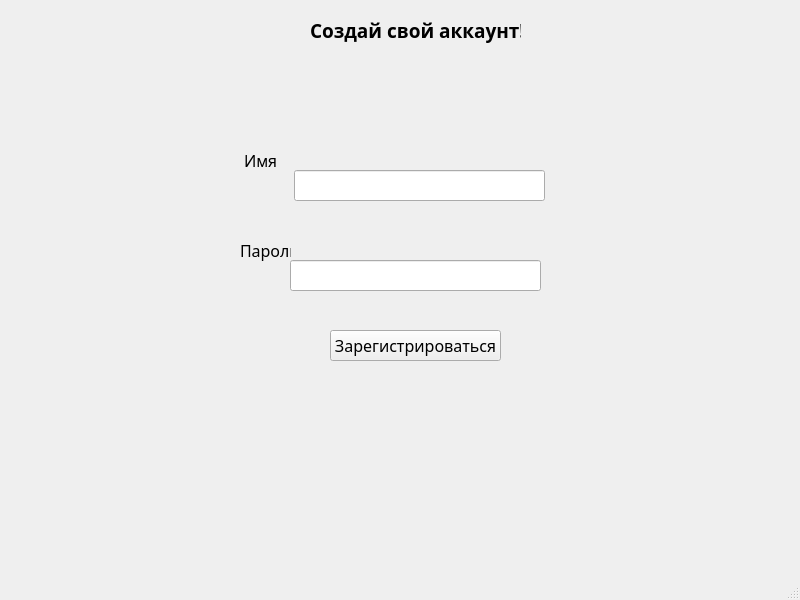
Above: reg.ui from Yorshik/ITMO-Tinkoff-project before the change. Below: the same form after it.
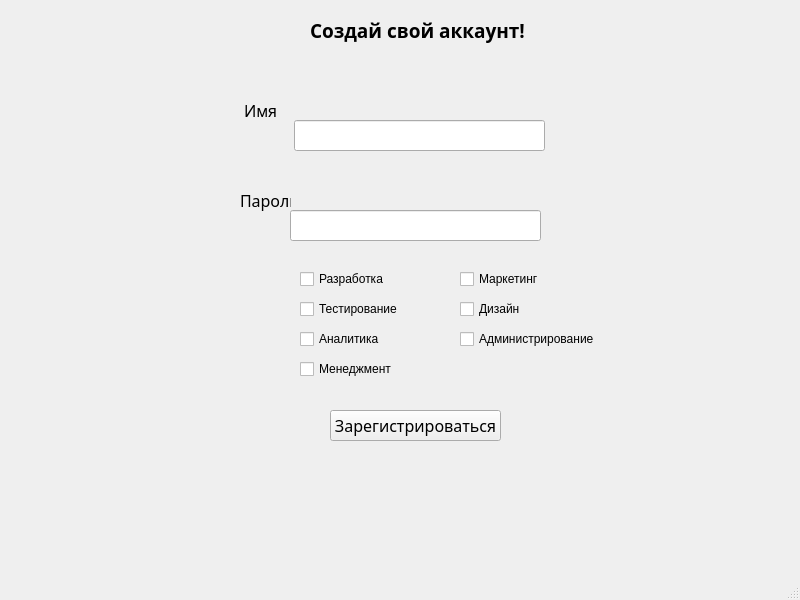
That is the form after the change.

Patch:
```diff
--- a/reg.ui
+++ b/reg.ui
@@ -19,7 +19,7 @@
      <rect>
       <x>310</x>
       <y>0</y>
-      <width>211</width>
+      <width>301</width>
       <height>61</height>
      </rect>
     </property>
@@ -39,7 +39,7 @@
     <property name="geometry">
      <rect>
       <x>294</x>
-      <y>170</y>
+      <y>120</y>
       <width>251</width>
       <height>31</height>
      </rect>
@@ -49,7 +49,7 @@
     <property name="geometry">
      <rect>
       <x>244</x>
-      <y>150</y>
+      <y>100</y>
       <width>51</width>
       <height>21</height>
      </rect>
@@ -68,7 +68,7 @@
     <property name="geometry">
      <rect>
       <x>290</x>
-      <y>260</y>
+      <y>210</y>
       <width>251</width>
       <height>31</height>
      </rect>
@@ -78,7 +78,7 @@
     <property name="geometry">
      <rect>
       <x>240</x>
-      <y>240</y>
+      <y>190</y>
       <width>51</width>
       <height>21</height>
      </rect>
@@ -97,7 +97,7 @@
     <property name="geometry">
      <rect>
       <x>330</x>
-      <y>330</y>
+      <y>410</y>
       <width>171</width>
       <height>31</height>
      </rect>
@@ -118,7 +118,7 @@
     <property name="geometry">
      <rect>
       <x>300</x>
-      <y>90</y>
+      <y>60</y>
       <width>231</width>
       <height>31</height>
      </rect>
@@ -135,6 +135,97 @@
      <string/>
     </property>
    </widget>
+   <widget class="QCheckBox" name="dev">
+    <property name="geometry">
+     <rect>
+      <x>300</x>
+      <y>270</y>
+      <width>101</width>
+      <height>18</height>
+     </rect>
+    </property>
+    <property name="text">
+     <string>Разработка</string>
+    </property>
+   </widget>
+   <widget class="QCheckBox" name="testing">
+    <property name="geometry">
+     <rect>
+      <x>300</x>
+      <y>300</y>
+      <width>111</width>
+      <height>18</height>
+     </rect>
+    </property>
+    <property name="text">
+     <string>Тестирование</string>
+    </property>
+   </widget>
+   <widget class="QCheckBox" name="analytics">
+    <property name="geometry">
+     <rect>
+      <x>300</x>
+      <y>330</y>
+      <width>111</width>
+      <height>18</height>
+     </rect>
+    </property>
+    <property name="text">
+     <string>Аналитика</string>
+    </property>
+   </widget>
+   <widget class="QCheckBox" name="management">
+    <property name="geometry">
+     <rect>
+      <x>300</x>
+      <y>360</y>
+      <width>101</width>
+      <height>18</height>
+     </rect>
+    </property>
+    <property name="text">
+     <string>Менеджмент</string>
+    </property>
+   </widget>
+   <widget class="QCheckBox" name="design">
+    <property name="geometry">
+     <rect>
+      <x>460</x>
+      <y>300</y>
+      <width>91</width>
+      <height>18</height>
+     </rect>
+    </property>
+    <property name="text">
+     <string>Дизайн</string>
+    </property>
+   </widget>
+   <widget class="QCheckBox" name="marketing">
+    <property name="geometry">
+     <rect>
+      <x>460</x>
+      <y>270</y>
+      <width>121</width>
+      <height>18</height>
+     </rect>
+    </property>
+    <property name="text">
+     <string>Маркетинг</string>
+    </property>
+   </widget>
+   <widget class="QCheckBox" name="administration">
+    <property name="geometry">
+     <rect>
+      <x>460</x>
+      <y>330</y>
+      <width>151</width>
+      <height>18</height>
+     </rect>
+    </property>
+    <property name="text">
+     <string>Администрирование</string>
+    </property>
+   </widget>
   </widget>
   <widget class="QMenuBar" name="menubar">
    <property name="geometry">
```
